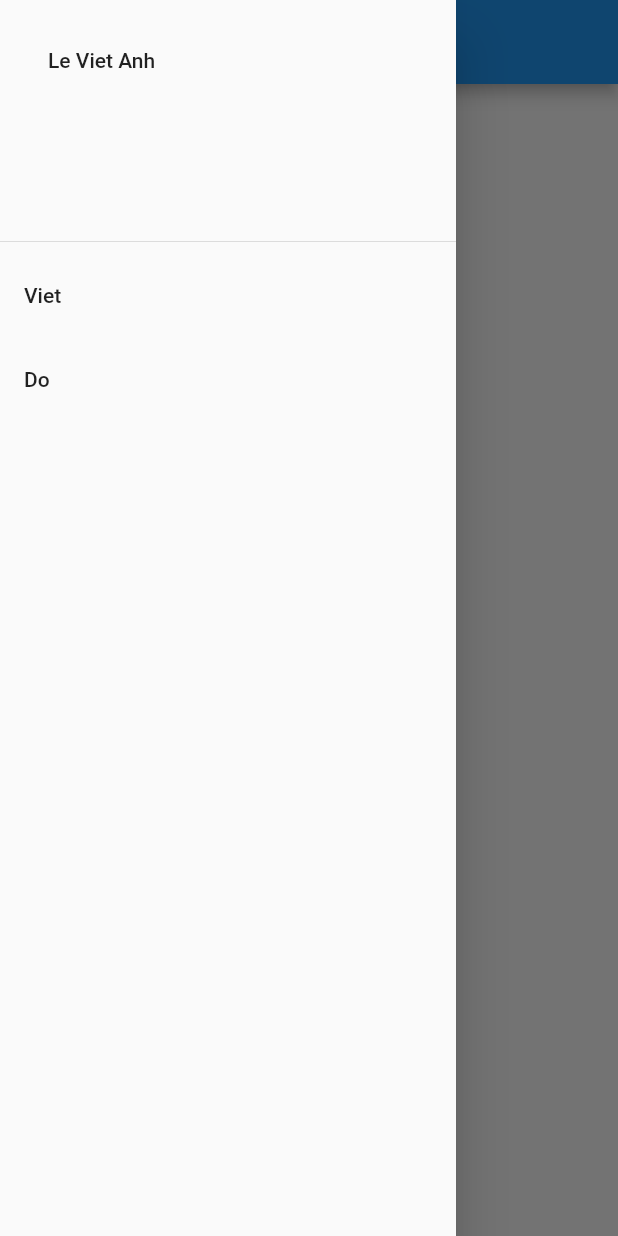
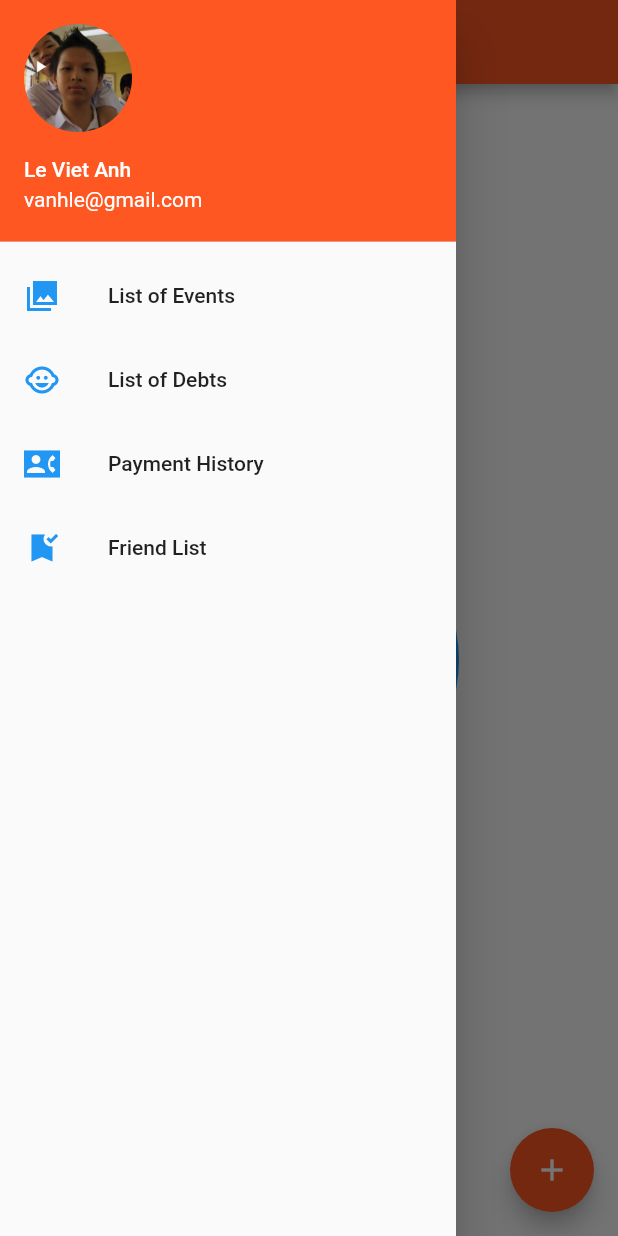
Before and after one commit to doxuanviet1996/debnet, a Flutter app: the screen it shows after launch, with the side drawer open, on a phone screen of 412 x 824 dp. Run offline on Flutter 3.47's test engine with Material 2 defaults, Android fonts, the phone set to English and light mode, and no system bars.

Commit message:
add basic structure

```diff
--- /dev/null
+++ b/debnet/lib/debts.dart
@@ -0,0 +1,20 @@
+import 'package:flutter/material.dart';
+
+class Debts extends StatefulWidget {
+  @override
+  State<StatefulWidget> createState() => new _DebtsState();
+}
+
+class _DebtsState extends State<Debts> {
+  @override
+  Widget build(BuildContext context) {
+    return new Scaffold(
+      appBar: AppBar(
+        title: Text('List of debts'),
+      ),
+      body: Center(
+        child: Text('Say gaugau'),
+      ),
+    );
+  }
+}
--- a/debnet/lib/main.dart
+++ b/debnet/lib/main.dart
@@ -1,24 +1,34 @@
 import 'package:flutter/material.dart';
+
+import 'events.dart';
+import 'debts.dart';
+import 'payments.dart';
+import 'friends.dart';
 
 void main() => runApp(new MyApp());
 
 class MyApp extends StatelessWidget {
+
+  Map<String, WidgetBuilder> _buildRoutes() {
+    return {
+      "/events" : (BuildContext context) => Events(),
+      "/debts" : (BuildContext context) => Debts(),
+      "/payment_history" : (BuildContext context) => PaymentsHistory(),
+      "/friends" : (BuildContext context) => Friends(),
+      "/create" : (BuildContext context) => EventCreation(),
+    };
+  }
+
   // This widget is the root of your application.
   @override
   Widget build(BuildContext context) {
     return new MaterialApp(
       title: 'DebNet',
+      color: Colors.grey,
       theme: new ThemeData(
-        // This is the theme of your application.
-        //
-        // Try running your application with "flutter run". You'll see the
-        // application has a blue toolbar. Then, without quitting the app, try
-        // changing the primarySwatch below to Colors.green and then invoke
-        // "hot reload" (press "r" in the console where you ran "flutter run",
-        // or press Run > Flutter Hot Reload in IntelliJ). Notice that the
-        // counter didn't reset back to zero; the application is not restarted.
-        primarySwatch: Colors.blue,
+        primarySwatch: Colors.deepOrange,
       ),
+      routes: _buildRoutes(),
       home: new MyHomePage(title: 'DebNet'),
     );
   }
@@ -52,21 +62,72 @@ class _MyHomePageState extends State<MyHomePage> {
       drawer: Drawer(
         child: ListView(
           children: <Widget>[
-            DrawerHeader(
-              child: Text('Le Viet Anh'),
-              padding: const EdgeInsets.all(32.0),
+            UserAccountsDrawerHeader(
+              currentAccountPicture: CircleAvatar(
+                backgroundImage: AssetImage('images/vanh.jpg'),
+              ),
+              accountName: Text('Le Viet Anh'),
+              accountEmail: Text('vanhle@gmail.com'),
             ),
             ListTile(
-              title: Text('Viet'),
+              leading: Icon(IconData(0xe878, fontFamily: 'MaterialIcons'), color: Colors.blue,),
+              title: Text('List of Events'),
+              onTap: () {
+                Navigator.pushNamed(context, '/events');
+              },
             ),
             ListTile(
-              title: Text('Do'),
+              leading: Icon(IconData(0xe85d, fontFamily: 'MaterialIcons'), color: Colors.blue,),
+              title: Text('List of Debts'),
+              onTap: () {
+                Navigator.pushNamed(context, '/debts');
+              },
+            ),
+            ListTile(
+              leading: Icon(IconData(0xe889, fontFamily: 'MaterialIcons'), color: Colors.blue,),
+              title: Text('Payment History'),
+              onTap: () {
+                Navigator.pushNamed(context, '/payment_history');
+              },
+            ),
+            ListTile(
+              leading: Icon(IconData(0xe7ef, fontFamily: 'MaterialIcons'), color: Colors.blue,),
+              title: Text('Friend List'),
+              onTap: () {
+                Navigator.pushNamed(context, '/friends');
+              },
             ),
           ],
         ),
       ),
       body: Center(
-        child: Text('Welcome to DebNet'),
+        child: Container(
+          width: 200.0,
+          height: 200.0,
+          decoration: BoxDecoration(
+            shape: BoxShape.circle,
+            border: Border.all(
+              color: Colors.blue,
+              width: 5.0,
+            ),
+          ),
+          child: Center(
+            child: Text(
+              '100,000 won',
+              style: TextStyle(
+                color: Colors.green,
+              ),
+              textScaleFactor: 2.0,
+            ),
+          ),
+        ),
+      ),
+      floatingActionButton: new FloatingActionButton(
+        onPressed: () {
+          Navigator.pushNamed(context, '/create');
+        },
+        tooltip: 'Create an event',
+        child: new Icon(Icons.add),
       ),
     );
   }
--- a/debnet/pubspec.yaml
+++ b/debnet/pubspec.yaml
@@ -36,6 +36,8 @@ flutter:
   # the material Icons class.
   uses-material-design: true
 
+  assets:
+      - images/vanh.jpg
   # To add assets to your application, add an assets section, like this:
   # assets:
   #  - images/a_dot_burr.jpeg
```
Also changed, not shown: debnet/lib/events.dart (added, +39 -0 lines), debnet/lib/friends.dart (added, +20 -0 lines), debnet/lib/payments.dart (added, +25 -0 lines), debnet/images/vanh.jpg (added).
